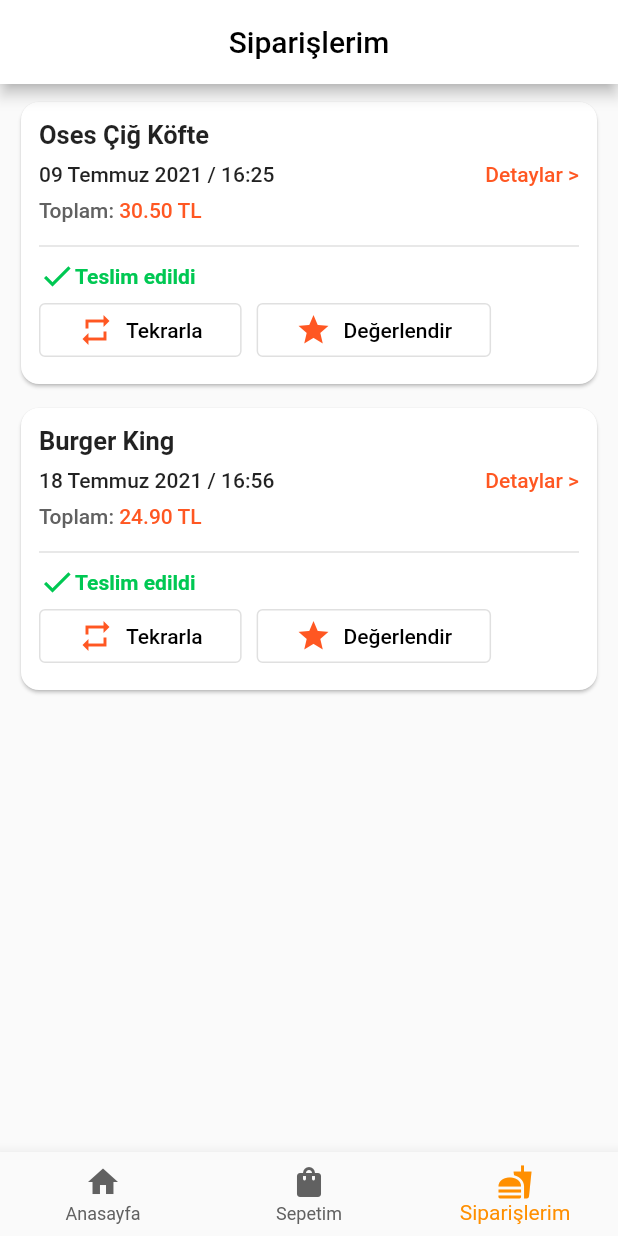
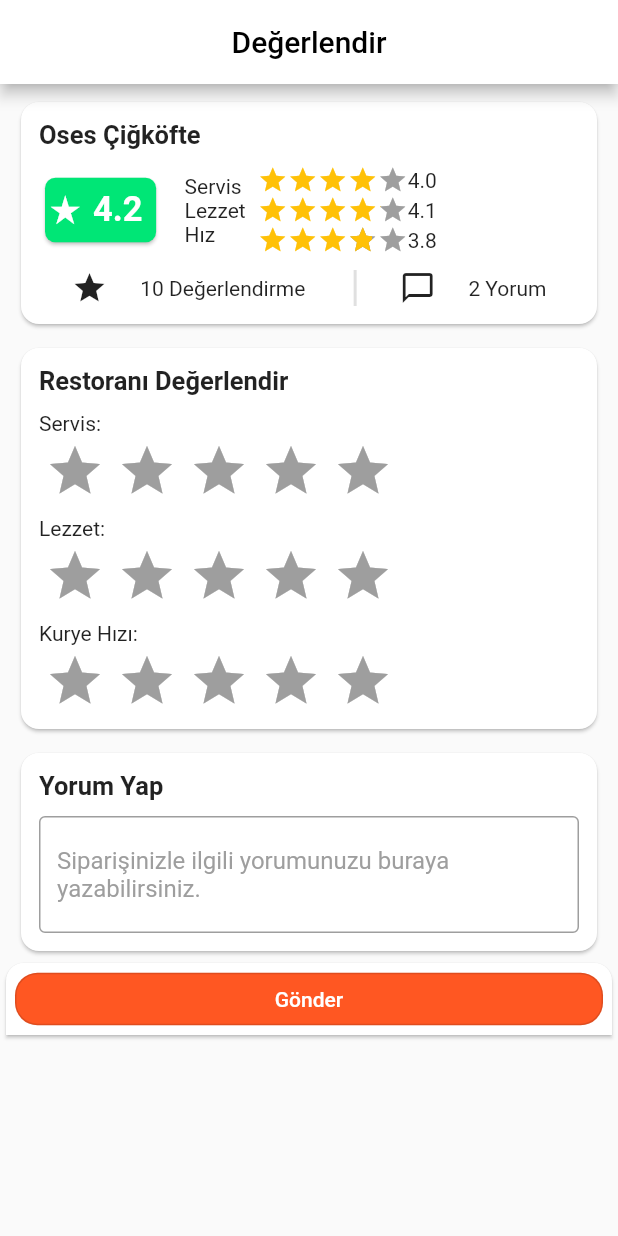
Before and after one commit to KutayYASAR/ase_food_delivery, a Flutter app: the screen it shows after launch, item 3 of the bottom bar chosen, after a tap on "Değerlendir", on a phone screen of 412 x 824 dp. Run offline on Flutter 3.47's test engine with Material 2 defaults, Android fonts, the phone set to English and light mode, and no system bars; drawn by our look-alikes of flutter_rating_bar; network calls fail.

Commit message:
Order Evaluation Page renamed to Order rating Page Order Rating Page completed.

```diff
--- a/lib/order_page.dart
+++ b/lib/order_page.dart
@@ -1,6 +1,5 @@
 import 'package:flutter/material.dart';
-
-import 'order_evaluation_page.dart';
+import 'package:food_delivery/order_rating_page.dart';
 
 List orderinfos=[
 ['Oses Çiğ Köfte','09 Temmuz 2021','16:25','30.50'],
@@ -26,20 +25,14 @@ class OrderPage extends StatelessWidget {
           shrinkWrap:true,
           itemCount: orderinfos.length,
           itemBuilder: (BuildContext context, int index) {
-          return InkWell(child: orderCard(orderinfos[index][0],orderinfos[index][1],orderinfos[index][2],orderinfos[index][3]),
-          onTap:(){
-            Navigator.push(context, MaterialPageRoute(builder: (context)=> OrderEvaluation()));
-          },
-
-          );
+          return orderCard(context, orderinfos[index][0],orderinfos[index][1],orderinfos[index][2],orderinfos[index][3]);
          },
         ),
       ],
     );
-
   }
 
-  Padding orderCard(String restaurantName,String orderDate,String orderTime,String totalPrice) {
+  Padding orderCard(BuildContext context, String restaurantName,String orderDate,String orderTime,String totalPrice,) {
     return Padding(
           padding: const EdgeInsets.fromLTRB(10,8,10,0),
           child: Card(
@@ -48,7 +41,6 @@ class OrderPage extends StatelessWidget {
             child: Padding(
               padding: const EdgeInsets.all(12),
               child: Column(
-
                 children: [
                   Row(
                     children: [
@@ -98,7 +90,11 @@ class OrderPage extends StatelessWidget {
 
                     Padding(
                       padding: const EdgeInsets.only(left:5),
-                      child: OutlinedButton.icon(onPressed: (){}, icon: Padding(
+                      child: OutlinedButton.icon(
+                        onPressed: (){
+                          Navigator.push(context, MaterialPageRoute(builder: (context)=> OrderRating()));
+                        }
+                        , icon: Padding(
                         padding: const EdgeInsets.only(left:10),
                         child: Icon(Icons.star, color: Colors.deepOrange,),
                       ), label: Padding(
--- /dev/null
+++ b/lib/order_rating_page.dart
@@ -0,0 +1,361 @@
+import 'package:flutter/material.dart';
+import 'package:flutter_rating_bar/flutter_rating_bar.dart';
+
+var restaurantCardData = [
+  'Oses Çiğköfte',
+  '4.2',
+  '4.0',  //Servis
+  '4.1',  //Lezzet
+  '3.8',  //Hız
+  '10', //Değerlendirme
+  '2', //Yorum
+];
+
+class OrderRating extends StatefulWidget {
+  const OrderRating({ Key? key }) : super(key: key);
+
+  @override
+  _OrderRating createState() => _OrderRating();
+}
+
+class _OrderRating extends State<OrderRating> {
+  var serviceValue = double.parse(restaurantCardData[2]);
+  var tasteValue = double.parse(restaurantCardData[3]);
+  var speedValue = double.parse(restaurantCardData[4]);
+
+  TextEditingController commentController = new TextEditingController();
+
+  @override
+  Widget build(BuildContext context) {
+
+    double width = MediaQuery.of(context).size.width;
+
+    return Scaffold(
+      appBar: AppBar(
+      title: Text('Değerlendir', style: TextStyle(color: Colors.black),) ,
+      backgroundColor: Colors.white,
+      centerTitle: true,
+      ),
+      body: SingleChildScrollView(
+        child: Column(
+          children: [
+            restaurantInfo(restaurantCardData[0], restaurantCardData[1], restaurantCardData[2], restaurantCardData[3], restaurantCardData[4], restaurantCardData[5], restaurantCardData[6]),
+            restaurantRatingCard(),
+            commentCard(),
+
+            Card(
+              clipBehavior: Clip.antiAlias,
+              shape: RoundedRectangleBorder(
+                borderRadius: BorderRadius.only(
+                  topRight: Radius.circular(12),
+                  topLeft: Radius.circular(12),
+                )),
+              child: Row(
+                mainAxisAlignment: MainAxisAlignment.center,
+                children: [
+                  OutlinedButton(onPressed: (){},
+                  child: Text('Gönder',
+                  style: TextStyle(color: Colors.white),
+                  ),
+                  style: OutlinedButton.styleFrom(
+                    shape: RoundedRectangleBorder(
+                      borderRadius: BorderRadius.circular(15.0)),
+                    backgroundColor: Colors.deepOrange,
+                    minimumSize: Size(width-20,35),
+                  )
+                  )
+                ],
+              ),
+            )
+          ],
+        ),
+      ),
+    );
+  }
+
+  Padding commentCard() {
+    return Padding(
+            padding: const EdgeInsets.fromLTRB(10, 8, 10, 0),
+            child: Card(
+              clipBehavior: Clip.antiAlias,
+              shape: RoundedRectangleBorder(
+                borderRadius: BorderRadius.circular(12)),
+              child: Padding(
+                padding: const EdgeInsets.all(12.0),
+                child: Column(
+                  children: [
+                    Row(
+                      children: [
+                        Text('Yorum Yap',
+                        style: TextStyle(fontSize: 17,fontWeight: FontWeight.w600),
+                        ),
+                      ],
+                    ),
+                    Padding(
+                      padding: const EdgeInsets.only(top: 10),
+                      child: TextField(
+                        controller: commentController,
+                        textAlign: TextAlign.left,
+                        maxLines: null,
+                        decoration: InputDecoration(
+                          border: OutlineInputBorder(),
+                          focusedBorder: OutlineInputBorder(
+                          borderSide: BorderSide(color: Colors.grey),
+                          ),
+                          hintText: 'Siparişinizle ilgili yorumunuzu buraya yazabilirsiniz.',
+                          hintMaxLines: 2,
+                          hintStyle: TextStyle(color: Colors.grey),
+                        ),
+                        ),
+                    ),
+                  ],
+                ),
+              ),
+              ),
+          );
+  }
+
+  Padding restaurantRatingCard() {
+    return Padding(
+            padding: const EdgeInsets.fromLTRB(10, 8, 10, 0),
+            child: Card(
+              clipBehavior: Clip.antiAlias,
+              shape: RoundedRectangleBorder(
+                borderRadius: BorderRadius.circular(12)),
+              child: Padding(
+                padding: const EdgeInsets.all(12.0),
+                child: Column(
+                  children: [
+                    Row(
+                      children: [Text('Restoranı Değerlendir',
+                      style: TextStyle(fontSize: 17,fontWeight: FontWeight.w600),
+                      )],
+                    ),
+                    Padding(
+                      padding: const EdgeInsets.fromLTRB(0, 10, 0, 4),
+                      child: Row(
+                        children: [
+                          Text('Servis:'),
+                        ],
+                      ),
+                    ),
+                    Row(
+                      children: [
+                        RatingBar.builder(
+                        initialRating: 0,
+                        minRating: 1,
+                        direction: Axis.horizontal,
+                        allowHalfRating: false,
+                        itemCount: 5,
+                        itemPadding: EdgeInsets.symmetric(horizontal: 4.0),
+                        itemBuilder: (context, _) => Icon(
+                         Icons.star,
+                         color: Colors.amber,
+                        ),
+                        onRatingUpdate: (ratingService) {
+                          print(ratingService);
+                        },
+                      ),
+                      ],
+                    ),
+                    Padding(
+                      padding: const EdgeInsets.fromLTRB(0, 10, 0, 4),
+                      child: Row(
+                        children: [
+                          Text('Lezzet:'),
+                        ],
+                      ),
+                    ),
+                    Row(
+                      children: [
+                        RatingBar.builder(
+                        initialRating: 0,
+                        minRating: 1,
+                        direction: Axis.horizontal,
+                        allowHalfRating: false,
+                        itemCount: 5,
+                        itemPadding: EdgeInsets.symmetric(horizontal: 4.0),
+                        itemBuilder: (context, _) => Icon(
+                         Icons.star,
+                         color: Colors.amber,
+                        ),
+                        onRatingUpdate: (ratingTaste) {
+                          print(ratingTaste);
+                        },
+                      ),
+                      ],
+                    ),
+                    Padding(
+                      padding: const EdgeInsets.fromLTRB(0, 10, 0, 4),
+                      child: Row(
+                        children: [
+                          Text('Kurye Hızı:'),
+                        ],
+                      ),
+                    ),
+                    Row(
+                      children: [
+                        RatingBar.builder(
+                        initialRating: 0,
+                        minRating: 1,
+                        direction: Axis.horizontal,
+                        allowHalfRating: false,
+                        itemCount: 5,
+                        itemPadding: EdgeInsets.symmetric(horizontal: 4.0),
+                        itemBuilder: (context, _) => Icon(
+                         Icons.star,
+                         color: Colors.amber,
+                        ),
+                        onRatingUpdate: (ratingSpeed) {
+                          print(ratingSpeed);
+                        },
+                      ),
+                      ],
+                    ),
+                  ],
+                ),
+              ),),
+          );
+  }
+
+  Padding restaurantInfo(String restaurantName, String rating, String service, String taste, String speed, String evaluation, String comment) {
+    return Padding(
+          padding: const EdgeInsets.fromLTRB(10, 8, 10, 0),
+        child: Card(
+          clipBehavior: Clip.antiAlias,
+          shape: RoundedRectangleBorder(borderRadius: BorderRadius.circular(12)),
+          child: Padding(
+            padding: const EdgeInsets.all(12),
+            child: Column(
+              children: [
+                Row(
+                  children: [
+                    Text(restaurantName,style: TextStyle(fontSize: 17,fontWeight: FontWeight.w600),),
+                  ],
+                ),
+                Padding(
+                  padding: const EdgeInsets.only(top: 8,bottom: 8),
+                  child: Row(
+                    children: [
+                      Card(
+                        clipBehavior: Clip.antiAlias,
+                        shape: RoundedRectangleBorder(
+                          borderRadius:
+                          BorderRadius.circular(7)),
+                        child: Padding(
+                          padding:
+                            const EdgeInsets.fromLTRB(2, 8, 2, 8),
+                          child: Row(
+                            children: [
+                            Icon(
+                              Icons.star_rate,
+                              size: 23,
+                              color: Colors.white,
+                            ),
+                            Padding(
+                              padding:
+                                const EdgeInsets.fromLTRB(7, 0, 7, 0),
+                              child: Text(rating,
+                              style: TextStyle(fontWeight: FontWeight.w600, color: Colors.white, fontSize: 23),
+                             ),
+                            ),
+                            ],
+                          ),
+                        ),
+                        color: Colors.greenAccent[400],
+                       ),
+                        Padding(
+                        padding: const EdgeInsets.fromLTRB(15, 8, 8, 8),
+                        child: Column(
+                          crossAxisAlignment: CrossAxisAlignment.start,
+                          children: [
+                            Row(
+                              children: [
+                                Text('Servis'),
+                            ],
+                            ),
+                            Row(
+                              children: [
+                                Text('Lezzet'),
+                            ],
+                            ),
+                            Row(
+                              children: [
+                                Text('Hız'),
+                            ],
+                            ),
+                          ],
+                        ),
+                        ),
+                        Column(
+                          crossAxisAlignment: CrossAxisAlignment.start,
+                          children: [
+                            Row(
+                              children: [
+                                RatingBarIndicator(
+                                rating: serviceValue,
+                                itemBuilder: (context, index) => Icon(
+                                     Icons.star,
+                                     color: Colors.amber,
+                                ),
+                                itemCount: 5,
+                                itemSize: 20.0,
+                                ),
+                                Text(service),
+                              ],
+                            ),
+                            Row(
+                              children: [
+                                RatingBarIndicator(
+                                rating: tasteValue,
+                                itemBuilder: (context, index) => Icon(
+                                     Icons.star,
+                                     color: Colors.amber,
+                                ),
+                                itemCount: 5,
+                                itemSize: 20.0,
+                                ),
+                                Text(taste),
+                              ],
+                            ),
+                            Row(
+                              children: [
+                                RatingBarIndicator(
+                                rating: speedValue,
+                                itemBuilder: (context, index) => Icon(
+                                     Icons.star,
+                                     color: Colors.amber,
+                                ),
+                                itemCount: 5,
+                                itemSize: 20.0,
+                                ),
+                                Text(speed),
+                              ],
+                            )
+                          ],
+                        )
+                    ],
+                  ),
+                ),
+                IntrinsicHeight(
+                  child: Row(
+                    mainAxisAlignment:
+                      MainAxisAlignment.spaceEvenly,
+                    children: [
+                      Icon(Icons.star,),
+                      Text('$evaluation Değerlendirme '),
+                      VerticalDivider(
+                        thickness: 2,
+                      ),
+                      Icon(Icons.chat_bubble_outline),
+                      Text('$comment Yorum'),
+                    ],
+                  ),
+                ),
+              ],
+            ),
+          ),
+        ),
+    );
+  }
+}
--- a/pubspec.yaml
+++ b/pubspec.yaml
@@ -28,6 +28,7 @@ dependencies:
   # The following adds the Cupertino Icons font to your application.
   # Use with the CupertinoIcons class for iOS style icons.
   cupertino_icons: ^1.0.2
+  flutter_rating_bar: ^4.0.0
 
 dev_dependencies:
   flutter_test:
```
Also changed, not shown: lib/order_evaluation_page.dart (deleted, +0 -229 lines), pubspec.lock.
